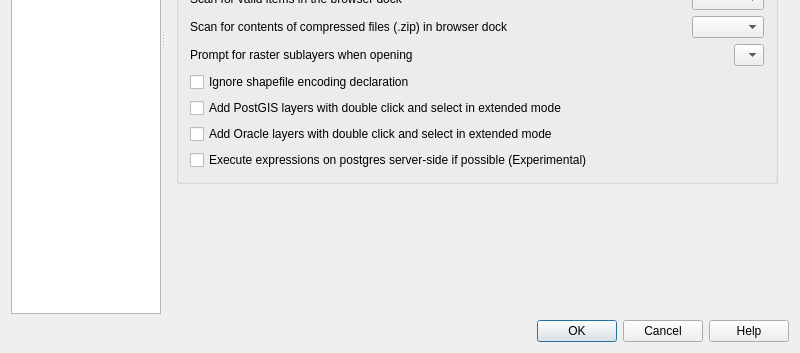
Before: the Qt Designer form src/ui/qgsoptionsbase.ui in carsmie/QGIS, drawn with Qt 5; both pictures show x 0 to 800 and y 247 to 600 of the 800 by 600 pixel window.
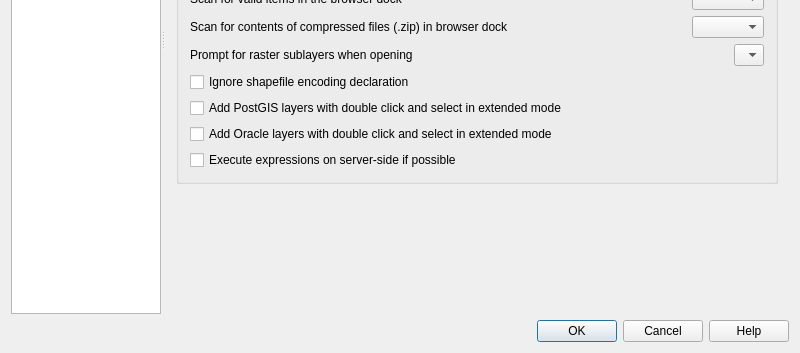
After: the same form once the commit is applied. The open tabs and pages were chosen to show the change. Icons and pictures are not drawn. Custom widgets are drawn as their Qt base class.

Commit message:
Make expression compilation optional, but enabled by default
Remove the previous postgres specific option and replace with an
enabled-by-default option which applies to all expression
compilation.

Diff of the .ui file:
```diff
--- a/src/ui/qgsoptionsbase.ui
+++ b/src/ui/qgsoptionsbase.ui
@@ -1421,8 +1421,8 @@
                <rect>
                 <x>0</x>
                 <y>0</y>
-                <width>407</width>
-                <height>390</height>
+                <width>626</width>
+                <height>549</height>
                </rect>
               </property>
               <layout class="QVBoxLayout" name="verticalLayout_27">
@@ -1691,7 +1691,7 @@
                   <item>
                    <widget class="QCheckBox" name="cbxCompileExpressions">
                     <property name="text">
-                     <string>Execute expressions on postgres server-side if possible (Experimental)</string>
+                     <string>Execute expressions on server-side if possible</string>
                     </property>
                    </widget>
                   </item>
```
Left out of the diff: 301 changed lines with no effect on the pictures. The commit also changes 9 other files.
